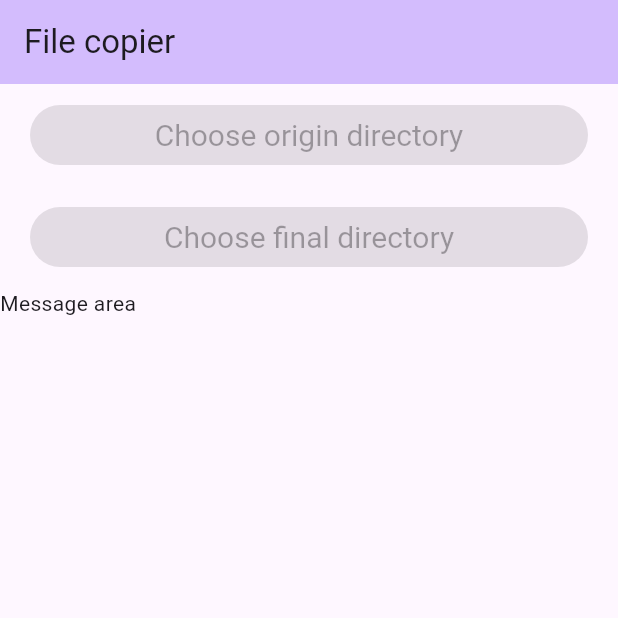
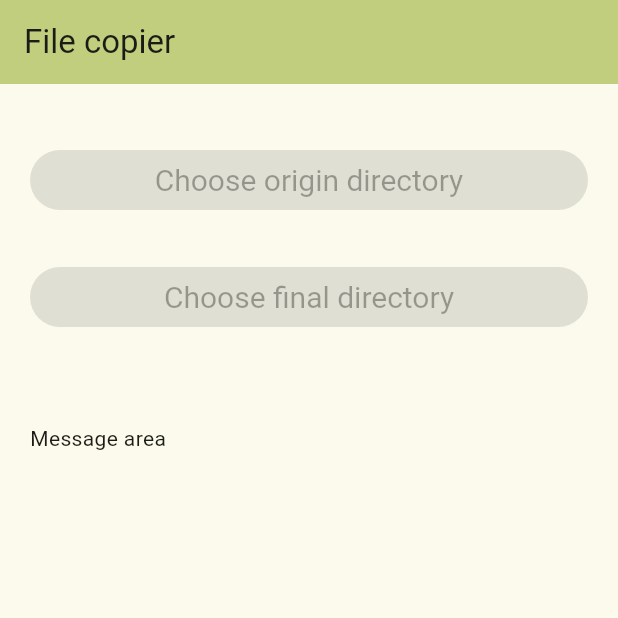
Before and after one commit to GonzoTBA/file_copier, a Flutter app: the screen it shows after launch, on a phone screen of 412 x 824 dp, the top half of it. Run offline on Flutter 3.47's test engine with Material 2 defaults, Android fonts, the phone set to English and light mode, and no system bars; missing offline and left inert: easy_folder_picker.

Commit message:
UI first iteration

```diff
--- a/lib/main.dart
+++ b/lib/main.dart
@@ -13,7 +13,7 @@ class MyApp extends StatelessWidget {
     return MaterialApp(
       title: 'Flutter Demo',
       theme: ThemeData(
-        colorScheme: ColorScheme.fromSeed(seedColor: Colors.deepPurple),
+        colorScheme: ColorScheme.fromSeed(seedColor: const Color.fromARGB(255, 235, 241, 194)),
         useMaterial3: true,
       ),
       home: const MyHomePage(title: 'File copier'),
@@ -53,7 +53,11 @@ class _MyHomePageState extends State<MyHomePage> {
           crossAxisAlignment: CrossAxisAlignment.stretch,
           children: <Widget>[
             Container(
-            margin: const EdgeInsets.symmetric(horizontal: 20, vertical: 10),
+            margin: const EdgeInsets.only(
+              top: 40.0,
+              bottom: 10.0,
+              left: 20.0,
+              right: 20.0),
             child: ElevatedButton(
               style: buttonStyle,
               onPressed: null,
@@ -61,7 +65,11 @@ class _MyHomePageState extends State<MyHomePage> {
             ),
             ),
             Container(
-              margin: const EdgeInsets.symmetric(horizontal: 20, vertical: 10),
+            margin: const EdgeInsets.only(
+              top: 20.0,
+              bottom: 40.0,
+              left: 20.0,
+              right: 20.0),
               child: ElevatedButton(
                 style: buttonStyle,
                 onPressed: null,
@@ -69,6 +77,7 @@ class _MyHomePageState extends State<MyHomePage> {
               ),
             ),
             Container(
+              margin: const EdgeInsets.symmetric(horizontal: 20, vertical: 20),
               child: const Text(
                 'Message area'
               )
```
